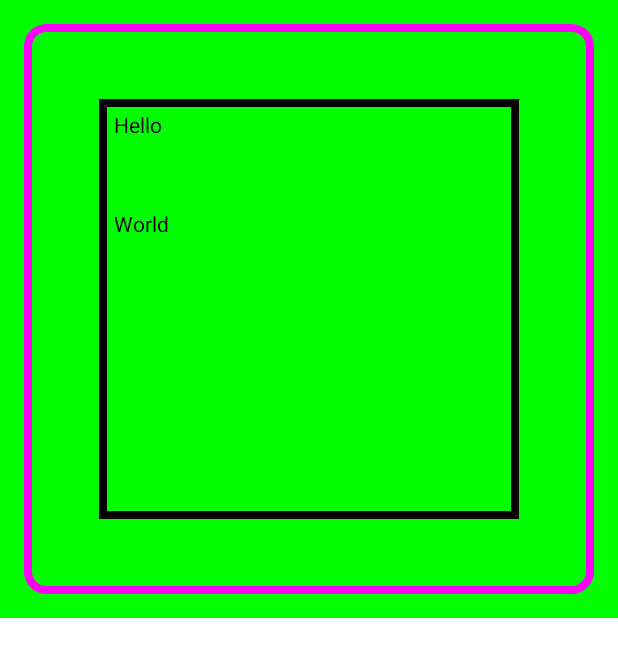
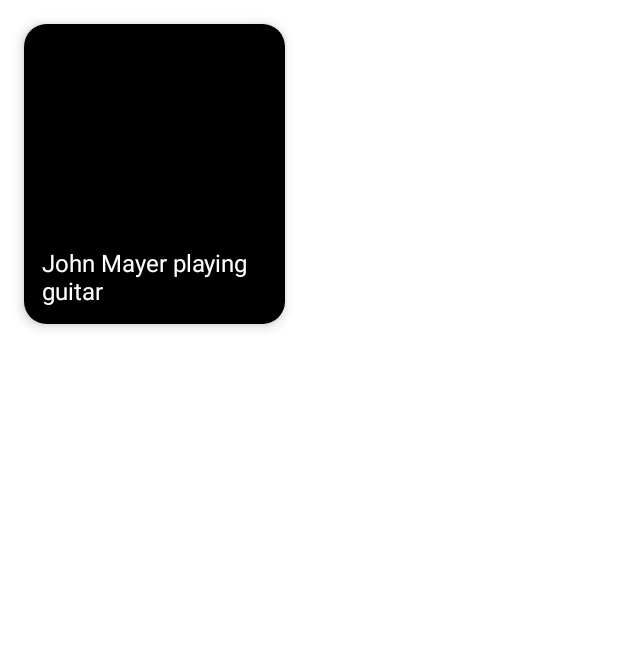
Before and after one commit to hanselgunawan/jetpack-compose, an Android app built with Jetpack Compose: the screen it shows after launch (MainActivity), on a phone screen of 412 x 824 dp. Shown: the top 657 px of the screen. Run offline under Robolectric (Android 15) with nearby library versions, the phone set to English and light mode, and no system bars.

Commit message:
Added Card, Painter, Box, and custom @Composible

```diff
--- a/app/src/main/java/com/example/jetpackcompose/MainActivity.kt
+++ b/app/src/main/java/com/example/jetpackcompose/MainActivity.kt
@@ -1,48 +1,93 @@
 package com.example.jetpackcompose
 
 import android.os.Bundle
-import android.widget.Toast
 import androidx.activity.ComponentActivity
 import androidx.activity.compose.setContent
+import androidx.compose.foundation.Image
 import androidx.compose.foundation.background
-import androidx.compose.foundation.border
-import androidx.compose.foundation.clickable
-import androidx.compose.foundation.layout.Column
-import androidx.compose.foundation.layout.Spacer
-import androidx.compose.foundation.layout.fillMaxHeight
+import androidx.compose.foundation.layout.Box
+import androidx.compose.foundation.layout.fillMaxSize
 import androidx.compose.foundation.layout.fillMaxWidth
 import androidx.compose.foundation.layout.height
-import androidx.compose.foundation.layout.offset
 import androidx.compose.foundation.layout.padding
 import androidx.compose.foundation.shape.RoundedCornerShape
+import androidx.compose.material.Card
 import androidx.compose.material.Text
+import androidx.compose.runtime.Composable
+import androidx.compose.ui.Alignment
 import androidx.compose.ui.Modifier
+import androidx.compose.ui.graphics.Brush
 import androidx.compose.ui.graphics.Color
+import androidx.compose.ui.graphics.painter.Painter
+import androidx.compose.ui.layout.ContentScale
+import androidx.compose.ui.res.painterResource
+import androidx.compose.ui.text.TextStyle
 import androidx.compose.ui.unit.dp
+import androidx.compose.ui.unit.sp
 
 class MainActivity : ComponentActivity() {
     override fun onCreate(savedInstanceState: Bundle?) {
         super.onCreate(savedInstanceState)
         setContent {
-            Column(
-                // Modifier will be applied sequentially
-                Modifier
-                    .background(Color.Green)
-                    .fillMaxHeight(0.5f)
-                    .fillMaxWidth()
+            val painter = painterResource(id = R.drawable.john_mayer)
+            val description = "John Mayer playing guitar"
+            val title = "John Mayer playing guitar"
+            Box(
+                modifier = Modifier
+                    .fillMaxWidth(0.5f)
                     .padding(16.dp)
-                    .border(5.dp, Color.Magenta, RoundedCornerShape(15.dp))
-                    .padding(50.dp)
-                    .border(5.dp, Color.Black)
-                    .padding(10.dp)
-//                    .requiredWidth(300.dp)
             ) {
-                Text(text = "Hello", modifier = Modifier.clickable {
-                    Toast.makeText(this@MainActivity, "Clicked!", Toast.LENGTH_SHORT).show()
-                })
-                Spacer(modifier = Modifier.height(50.dp)) // to put an extra space
-                Text(text = "World")
+                ImageCard(
+                    painter = painter,
+                    contentDescription = description,
+                    title = title
+                )
             }
         }
     }
 }
+
+// Composable function starts with a Capital letter
+@Composable
+fun ImageCard(
+    painter: Painter,
+    contentDescription: String,
+    title: String,
+    modifier: Modifier = Modifier
+) {
+    Card(
+        modifier = modifier.fillMaxWidth(),
+        shape = RoundedCornerShape(15.dp),
+        elevation = 5.dp
+    ) {
+        // The element will be stacked of each other
+        // It's different from Row or Column
+        Box(modifier = Modifier.height(200.dp)) {
+            Image(
+                painter = painter,
+                contentDescription = contentDescription,
+                contentScale = ContentScale.Crop
+            )
+            Box(
+                modifier = Modifier
+                    .fillMaxSize()
+                    .background(
+                        Brush.verticalGradient(
+                            colors = listOf(
+                                Color.Transparent,
+                                Color.Black
+                            ),
+                            startY = 300f
+                        )
+                    )
+            )
+            Box(modifier = Modifier
+                .fillMaxSize()
+                .padding(12.dp),
+                contentAlignment = Alignment.BottomStart
+            ) {
+                Text(title, style = TextStyle(color = Color.White, fontSize = 16.sp))
+            }
+        }
+    }
+}
```
Also changed, not shown: app/src/main/res/drawable/john_mayer.jpg (added).
